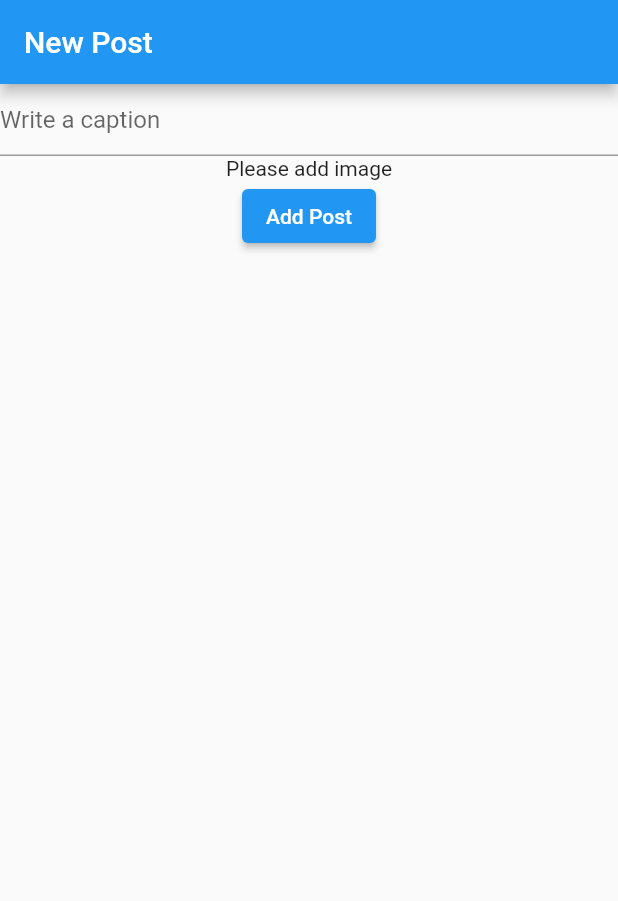
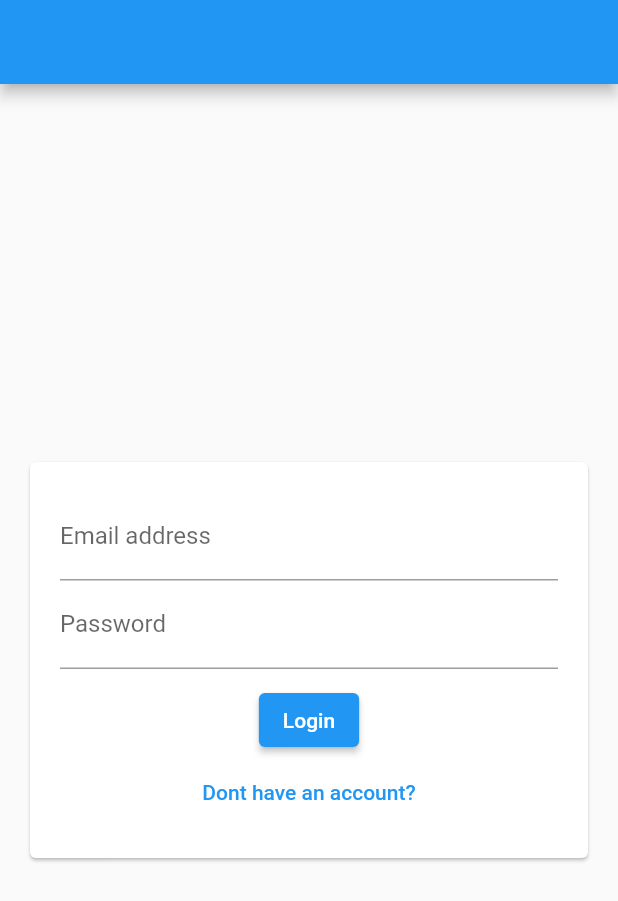
Before and after one commit to levint55/instagram_clone, a Flutter app: the screen it shows after launch, on a phone screen of 412 x 824 dp. Shown: the top 901 px of the screen. Run offline on Flutter 3.47's test engine with Material 2 defaults, Android fonts, the phone set to English and light mode, and no system bars; our stand-ins replace cloud_firestore, firebase_auth, firebase_core, image_picker; accounts and stored records are empty.

Commit message:
Implement firebase auth

```diff
--- a/lib/main.dart
+++ b/lib/main.dart
@@ -1,8 +1,10 @@
+import 'package:firebase_auth/firebase_auth.dart';
 import 'package:firebase_core/firebase_core.dart';
 import 'package:flutter/material.dart';
 import 'package:instagram_clone/firebase_options.dart';
-import 'package:instagram_clone/screens/add_post_screen.dart';
+import 'package:instagram_clone/screens/auth_screen.dart';
 import 'package:instagram_clone/screens/home_screen.dart';
+import 'package:instagram_clone/screens/splash_screen.dart';
 
 void main() async {
   WidgetsFlutterBinding.ensureInitialized();
@@ -17,7 +19,21 @@ class MyApp extends StatelessWidget {
   Widget build(BuildContext context) {
     return MaterialApp(
       title: 'Instagram',
-      home: AddPostScreen(),
+      home: StreamBuilder(
+        stream: FirebaseAuth.instance.authStateChanges(),
+        builder: (context, snapshot) {
+          if (snapshot.connectionState == ConnectionState.waiting) {
+            return const SplashScreen();
+          }
+          if (snapshot.hasData) {
+            return const HomeScreen();
+          }
+          return const AuthScreen();
+        },
+      ),
+      routes: {
+        HomeScreen.routeName: (context) => const HomeScreen(),
+      },
     );
   }
 }
--- a/lib/screens/add_post_screen.dart
+++ b/lib/screens/add_post_screen.dart
@@ -2,16 +2,12 @@ import 'package:flutter/material.dart';
 import 'package:instagram_clone/widgets/add_post_screen/add_post_form.dart';
 
 class AddPostScreen extends StatelessWidget {
+  static const routeName = '/add-post';
   const AddPostScreen({Key? key}) : super(key: key);
 
   @override
   Widget build(BuildContext context) {
     debugPrint('Render -> Add post screen');
-    return Scaffold(
-      appBar: AppBar(
-        title: Text('New Post'),
-      ),
-      body: SingleChildScrollView(child: AddPostForm()),
-    );
+    return const SingleChildScrollView(child: AddPostForm());
   }
 }
--- /dev/null
+++ b/lib/screens/auth_screen.dart
@@ -0,0 +1,25 @@
+import 'package:flutter/material.dart';
+import 'package:instagram_clone/widgets/auth_screen/auth_form.dart';
+
+class AuthScreen extends StatelessWidget {
+  const AuthScreen({Key? key}) : super(key: key);
+
+  @override
+  Widget build(BuildContext context) {
+    debugPrint('Render -> Auth screen');
+    return Scaffold(
+      appBar: AppBar(),
+      body: const Center(
+        child: Card(
+          margin: EdgeInsets.all(20),
+          child: SingleChildScrollView(
+            child: Padding(
+              padding: EdgeInsets.all(20),
+              child: AuthForm(),
+            ),
+          ),
+        ),
+      ),
+    );
+  }
+}
--- a/lib/widgets/add_post_screen/add_post_form.dart
+++ b/lib/widgets/add_post_screen/add_post_form.dart
@@ -28,8 +28,8 @@ class _AddPostFormState extends State<AddPostForm> {
   }
 
   void trySubmit() {
+    _formKey.currentState?.save();
     final isValid = _formKey.currentState?.validate();
-    _formKey.currentState?.save();
 
     if (_pickedImage == null) {
       return;
@@ -52,7 +52,7 @@ class _AddPostFormState extends State<AddPostForm> {
       child: Column(
         children: [
           TextFormField(
-              decoration: InputDecoration(hintText: 'Write a caption'),
+            decoration: const InputDecoration(hintText: 'Write a caption'),
             validator: (value) {
               if (value == null) {
                 return 'Input is null';
@@ -76,12 +76,13 @@ class _AddPostFormState extends State<AddPostForm> {
                 )
               : InkWell(
                   onTap: _pickImage,
-                    child: Center(
+                  child: const Center(
                     child: Text('Please add image'),
                   ),
                 ),
-            ElevatedButton(onPressed: trySubmit, child: Text('Add Post'))
+          ElevatedButton(onPressed: trySubmit, child: const Text('Add Post'))
         ],
-        ));
+      ),
+    );
   }
 }
--- /dev/null
+++ b/lib/widgets/auth_screen/auth_form.dart
@@ -0,0 +1,165 @@
+import 'package:cloud_firestore/cloud_firestore.dart';
+import 'package:firebase_auth/firebase_auth.dart';
+import 'package:flutter/material.dart';
+
+class AuthForm extends StatefulWidget {
+  const AuthForm({Key? key}) : super(key: key);
+
+  @override
+  State<AuthForm> createState() => _AuthFormState();
+}
+
+class _AuthFormState extends State<AuthForm> {
+  bool _isLogin = true;
+  String? _username;
+  String? _email;
+  String? _password;
+  String? _confirmPassword;
+  final _formKey = GlobalKey<FormState>();
+  final _auth = FirebaseAuth.instance;
+
+  void _trySubmit() async {
+    _formKey.currentState?.save();
+    final isValid = _formKey.currentState?.validate();
+    UserCredential authResult;
+
+    try {
+      if (isValid == null) {
+        return;
+      }
+
+      if (isValid) {
+        if (_isLogin) {
+          authResult = await _auth.signInWithEmailAndPassword(
+              email: _email ?? '', password: _password ?? '');
+        } else {
+          authResult = await _auth.createUserWithEmailAndPassword(
+              email: _email ?? '', password: _confirmPassword ?? '');
+
+          await FirebaseFirestore.instance
+              .collection('users')
+              .doc(authResult.user?.uid)
+              .set({
+            'username': _username,
+            'email': _email,
+          });
+        }
+      }
+    } catch (e) {
+      ScaffoldMessenger.of(context).showSnackBar(
+        SnackBar(
+          content: Text(e.toString()),
+          backgroundColor: Theme.of(context).errorColor,
+        ),
+      );
+    }
+  }
+
+  @override
+  Widget build(BuildContext context) {
+    return Form(
+      key: _formKey,
+      child: Column(
+        children: [
+          if (!_isLogin)
+            TextFormField(
+              key: const ValueKey('username'),
+              decoration: const InputDecoration(labelText: 'Username'),
+              validator: (value) {
+                if (value == null) {
+                  return 'Username is null';
+                }
+                if (value.isEmpty) {
+                  return 'Username can not be empty';
+                }
+                if (value.length < 4) {
+                  return 'Username at least 4 characters';
+                }
+                return null;
+              },
+              onSaved: (value) {
+                _username = value;
+              },
+            ),
+          TextFormField(
+            key: const ValueKey('email'),
+            decoration: const InputDecoration(labelText: 'Email address'),
+            keyboardType: TextInputType.emailAddress,
+            validator: (value) {
+              if (value == null) {
+                return 'Email is null';
+              }
+              if (value.isEmpty) {
+                return 'Email can not be empty';
+              }
+              if (!value.contains('@')) {
+                return 'Email invalid';
+              }
+              return null;
+            },
+            onSaved: (value) {
+              _email = value;
+            },
+          ),
+          TextFormField(
+            key: const ValueKey('password'),
+            decoration: const InputDecoration(labelText: 'Password'),
+            obscureText: true,
+            validator: (value) {
+              if (value == null) {
+                return 'Password is empty';
+              }
+              if (value.isEmpty) {
+                return 'Password can not be empty';
+              }
+              if (value.length < 6) {
+                return 'Password must be at least 6 characters';
+              }
+              return null;
+            },
+            onSaved: (value) {
+              _password = value;
+            },
+          ),
+          if (!_isLogin)
+            TextFormField(
+              key: const ValueKey('confirmPassword'),
+              decoration: const InputDecoration(labelText: 'Confirm Password'),
+              obscureText: true,
+              validator: (value) {
+                if (value == null) {
+                  return 'Confirm password is null';
+                }
+                if (value.isEmpty) {
+                  return 'Confirm password can not be empty';
+                }
+                if (value != _confirmPassword) {
+                  return 'Confirm password not same';
+                }
+                return null;
+              },
+              onSaved: (value) {
+                _confirmPassword = value;
+              },
+            ),
+          const SizedBox(
+            height: 10,
+          ),
+          ElevatedButton(
+              onPressed: _trySubmit,
+              child: Text(_isLogin ? 'Login' : 'Register')),
+          TextButton(
+            onPressed: () {
+              setState(() {
+                _isLogin = !_isLogin;
+              });
+            },
+            child: Text(_isLogin
+                ? 'Dont have an account?'
+                : 'Already have an account?'),
+          )
+        ],
+      ),
+    );
+  }
+}
--- a/lib/widgets/home_screen/post_list.dart
+++ b/lib/widgets/home_screen/post_list.dart
@@ -10,7 +10,7 @@ class PostList extends StatelessWidget {
     debugPrint('Render -> Post list');
     return ListView.builder(
       itemCount: dummyData.length,
-      itemBuilder: (context, index) => PostListItem(),
+      itemBuilder: (context, index) => const PostListItem(),
     );
   }
 }
```
Also changed, not shown: lib/screens/home_screen.dart (+89 -19 lines), lib/screens/splash_screen.dart (added, +18 -0 lines), lib/widgets/home_screen/post_list_item.dart (+14 -12 lines). Lines whose indentation alone changed are shown as unchanged.
